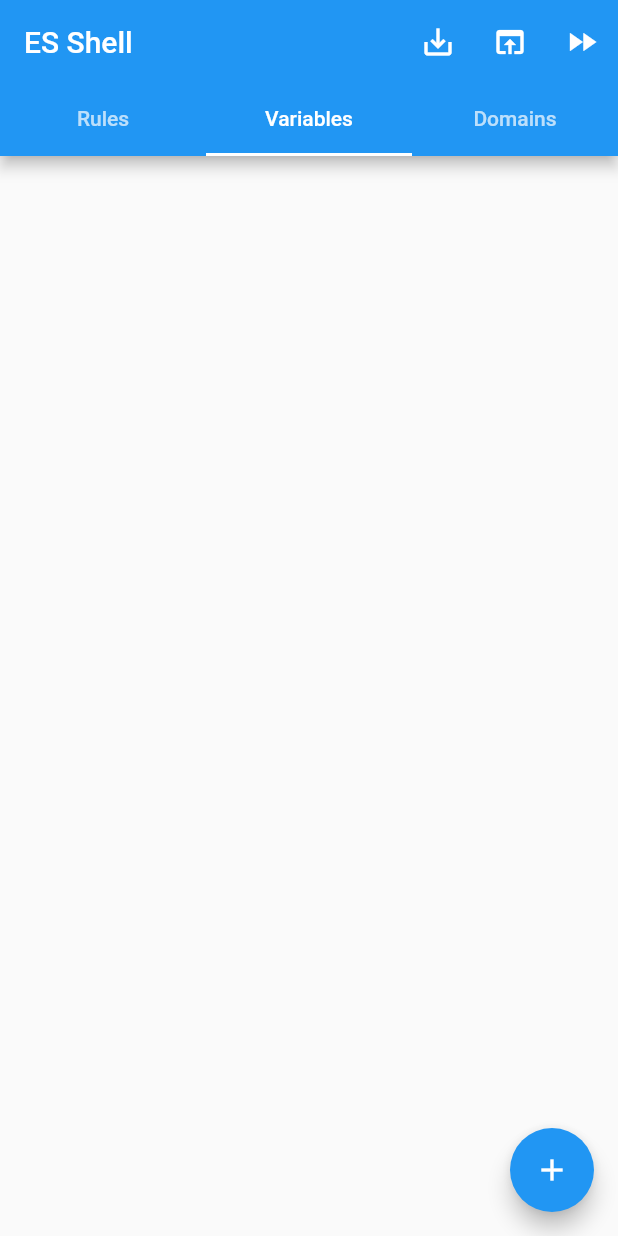
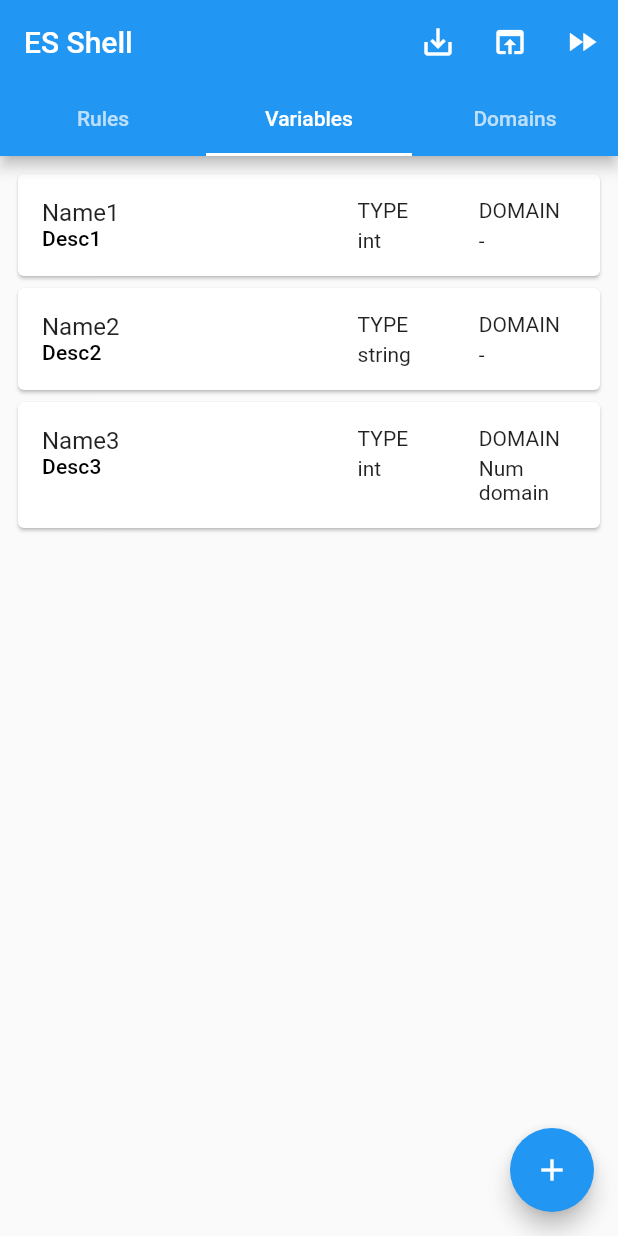
Before and after one commit to iskorotkov/es-shell, a Flutter app: the HomePage screen opened directly, tab 2 chosen, on a phone screen of 412 x 824 dp. Run offline on Flutter 3.47's test engine with Material 2 defaults, Android fonts, the phone set to English and light mode, and no system bars; our stand-ins replace equatable, file_picker.

Commit message:
fix: project wasn't loaded correctly

```diff
--- a/lib/main.dart
+++ b/lib/main.dart
@@ -5,6 +5,7 @@ import 'dart:io';
 import 'package:file_picker/file_picker.dart';
 import 'package:flutter/material.dart';
 import 'package:provider/provider.dart';
+import 'package:uuid/uuid.dart';
 
 import 'model/data_type.dart';
 import 'model/domain.dart';
@@ -25,27 +26,55 @@ class App extends StatelessWidget {
 
   @override
   Widget build(BuildContext context) {
+    return MaterialApp(
+      title: 'ES Shell',
+      theme: ThemeData(
+        primarySwatch: Colors.blue,
+      ),
+      home: const HomePage(title: 'ES Shell'),
+      debugShowCheckedModeBanner: false,
+    );
+  }
+}
+
+class HomePage extends StatefulWidget {
+  final String title;
+
+  const HomePage({Key? key, required this.title}) : super(key: key);
+
+  @override
+  State<HomePage> createState() => _HomePageState();
+}
+
+class _HomePageState extends State<HomePage> {
+  Project _project = _createSampleProject();
+
+  static Project _createSampleProject() {
     var domains = <Domain>[
       Domain(
+        uuid: const Uuid().v4(),
         name: 'Num domain',
         description: 'Limited values',
         dataType: DataType.int,
-        values: [1, 2, 3, 7],
+        values: const [1, 2, 3, 7],
       )
     ];
 
     var variables = <Variable>[
       Variable(
+        uuid: const Uuid().v4(),
         name: 'Name1',
         description: 'Desc1',
         dataType: DataType.int,
       ),
       Variable(
+        uuid: const Uuid().v4(),
         name: 'Name2',
         description: 'Desc2',
         dataType: DataType.string,
       ),
       Variable(
+        uuid: const Uuid().v4(),
         name: 'Name3',
         description: 'Desc3',
         dataType: DataType.int,
@@ -54,36 +83,43 @@ class App extends StatelessWidget {
     ];
 
     var project = Project(
+      uuid: const Uuid().v4(),
       domains: domains,
       variables: variables,
       rules: [
         Rule(
+          uuid: const Uuid().v4(),
           name: 'Rule1',
           description: 'Desc1',
           conditions: [
             Fact(
+              uuid: const Uuid().v4(),
               variable: variables[0],
               value: 1,
             )
           ],
           results: [
             Fact(
+              uuid: const Uuid().v4(),
               variable: variables[1],
               value: 'hello',
             )
           ],
         ),
         Rule(
+          uuid: const Uuid().v4(),
           name: 'Rule2',
           description: 'Desc2',
           conditions: [
             Fact(
+              uuid: const Uuid().v4(),
               variable: variables[1],
               value: 'hello',
             )
           ],
           results: [
             Fact(
+              uuid: const Uuid().v4(),
               variable: variables[2],
               value: 7,
             )
@@ -93,34 +129,18 @@ class App extends StatelessWidget {
       target: variables.last,
     );
 
-    return MaterialApp(
-      title: 'ES Shell',
-      theme: ThemeData(
-        primarySwatch: Colors.blue,
-      ),
-      home: ChangeNotifierProvider<Project>.value(
-        value: project,
-        child: const HomePage(title: 'ES Shell'),
-      ),
-      debugShowCheckedModeBanner: false,
-    );
+    return project;
   }
-}
-
-class HomePage extends StatelessWidget {
-  final String title;
-
-  const HomePage({Key? key, required this.title}) : super(key: key);
 
   @override
   Widget build(BuildContext context) {
-    var project = context.watch<Project>();
-
-    return DefaultTabController(
+    return ChangeNotifierProvider<Project>.value(
+      value: _project,
+      child: DefaultTabController(
         length: 3,
         child: Scaffold(
           appBar: AppBar(
-          title: Text(title),
+            title: Text(widget.title),
             bottom: const TabBar(
               tabs: [
                 Tab(text: 'Rules'),
@@ -146,7 +166,7 @@ class HomePage extends StatelessWidget {
 
                     try {
                       var file = File(value);
-                    var json = jsonEncode(project.toJson());
+                      var json = jsonEncode(_project.toJson());
 
                       file.writeAsString(json);
                     } catch (e) {
@@ -173,7 +193,9 @@ class HomePage extends StatelessWidget {
                       var file = File(value.paths.first!);
                       file.readAsString().then((value) {
                         try {
-                        project = Project.fromJson(jsonDecode(value));
+                          setState(() {
+                            _project = Project.fromJson(jsonDecode(value));
+                          });
                         } catch (e) {
                           log('error decoding project: $e');
                         }
@@ -200,6 +222,7 @@ class HomePage extends StatelessWidget {
             ],
           ),
         ),
+      ),
     );
   }
 }
--- a/lib/model/domain.dart
+++ b/lib/model/domain.dart
@@ -1,3 +1,4 @@
+import 'package:equatable/equatable.dart';
 import 'package:flutter/foundation.dart';
 import 'package:json_annotation/json_annotation.dart';
 
@@ -6,13 +7,15 @@ import 'data_type.dart';
 part 'domain.g.dart';
 
 @JsonSerializable()
-class Domain with ChangeNotifier {
+class Domain extends Equatable with ChangeNotifier {
+  final String uuid;
   String name;
   String description;
   DataType dataType;
   List<Object> values;
 
   Domain({
+    required this.uuid,
     required this.name,
     required this.description,
     required this.dataType,
@@ -21,5 +24,8 @@ class Domain with ChangeNotifier {
 
   factory Domain.fromJson(Map<String, dynamic> json) => _$DomainFromJson(json);
 
+  @override
+  List<Object?> get props => [uuid];
+
   Map<String, dynamic> toJson() => _$DomainToJson(this);
 }
--- a/lib/model/fact.dart
+++ b/lib/model/fact.dart
@@ -1,3 +1,4 @@
+import 'package:equatable/equatable.dart';
 import 'package:flutter/foundation.dart';
 import 'package:json_annotation/json_annotation.dart';
 
@@ -6,16 +7,21 @@ import 'variable.dart';
 part 'fact.g.dart';
 
 @JsonSerializable()
-class Fact with ChangeNotifier {
+class Fact extends Equatable with ChangeNotifier {
+  final String uuid;
   Variable variable;
   Object value;
 
   Fact({
+    required this.uuid,
     required this.variable,
     required this.value,
   });
 
   factory Fact.fromJson(Map<String, dynamic> json) => _$FactFromJson(json);
 
+  @override
+  List<Object?> get props => [uuid];
+
   Map<String, dynamic> toJson() => _$FactToJson(this);
 }
--- a/lib/model/project.dart
+++ b/lib/model/project.dart
@@ -1,3 +1,4 @@
+import 'package:equatable/equatable.dart';
 import 'package:flutter/foundation.dart';
 import 'package:json_annotation/json_annotation.dart';
 
@@ -8,13 +9,15 @@ import 'variable.dart';
 part 'project.g.dart';
 
 @JsonSerializable()
-class Project with ChangeNotifier {
+class Project extends Equatable with ChangeNotifier {
+  final String uuid;
   List<Domain> domains;
   List<Variable> variables;
   List<Rule> rules;
   Variable target;
 
   Project({
+    required this.uuid,
     required this.domains,
     required this.variables,
     required this.rules,
@@ -24,5 +27,8 @@ class Project with ChangeNotifier {
   factory Project.fromJson(Map<String, dynamic> json) =>
       _$ProjectFromJson(json);
 
+  @override
+  List<Object?> get props => [uuid];
+
   Map<String, dynamic> toJson() => _$ProjectToJson(this);
 }
--- a/lib/model/rule.dart
+++ b/lib/model/rule.dart
@@ -1,3 +1,4 @@
+import 'package:equatable/equatable.dart';
 import 'package:flutter/foundation.dart';
 import 'package:json_annotation/json_annotation.dart';
 
@@ -6,13 +7,15 @@ import 'fact.dart';
 part 'rule.g.dart';
 
 @JsonSerializable()
-class Rule with ChangeNotifier {
+class Rule extends Equatable with ChangeNotifier {
+  final String uuid;
   String name;
   String description;
   List<Fact> conditions;
   List<Fact> results;
 
   Rule({
+    required this.uuid,
     required this.name,
     required this.description,
     required this.conditions,
@@ -21,5 +24,8 @@ class Rule with ChangeNotifier {
 
   factory Rule.fromJson(Map<String, dynamic> json) => _$RuleFromJson(json);
 
+  @override
+  List<Object?> get props => [uuid];
+
   Map<String, dynamic> toJson() => _$RuleToJson(this);
 }
--- a/lib/model/variable.dart
+++ b/lib/model/variable.dart
@@ -1,3 +1,4 @@
+import 'package:equatable/equatable.dart';
 import 'package:flutter/foundation.dart';
 import 'package:json_annotation/json_annotation.dart';
 
@@ -8,7 +9,8 @@ import 'variable_type.dart';
 part 'variable.g.dart';
 
 @JsonSerializable()
-class Variable with ChangeNotifier {
+class Variable extends Equatable with ChangeNotifier {
+  final String uuid;
   String name;
   String description;
   DataType dataType;
@@ -16,6 +18,7 @@ class Variable with ChangeNotifier {
   Domain? domain;
 
   Variable({
+    required this.uuid,
     required this.name,
     required this.description,
     this.dataType = DataType.int,
@@ -26,5 +29,8 @@ class Variable with ChangeNotifier {
   factory Variable.fromJson(Map<String, dynamic> json) =>
       _$VariableFromJson(json);
 
+  @override
+  List<Object?> get props => [uuid];
+
   Map<String, dynamic> toJson() => _$VariableToJson(this);
 }
--- a/lib/widgets/domains_view.dart
+++ b/lib/widgets/domains_view.dart
@@ -2,6 +2,7 @@ import 'dart:math';
 
 import 'package:flutter/material.dart';
 import 'package:provider/provider.dart';
+import 'package:uuid/uuid.dart';
 
 import '../model/data_type.dart';
 import '../model/domain.dart';
@@ -58,6 +59,7 @@ class _DomainsViewState extends State<DomainsView> {
       onCreate: () {
         setState(() {
           project.domains.add(Domain(
+            uuid: const Uuid().v4(),
             name: 'New domain #${Random().nextInt(1000)}',
             description: '',
             dataType: DataType.int,
--- a/lib/widgets/rules_view.dart
+++ b/lib/widgets/rules_view.dart
@@ -2,6 +2,7 @@ import 'dart:math';
 
 import 'package:flutter/material.dart';
 import 'package:provider/provider.dart';
+import 'package:uuid/uuid.dart';
 
 import '../model/fact.dart';
 import '../model/project.dart';
@@ -73,6 +74,7 @@ class _RulesViewState extends State<RulesView> {
       onCreate: () {
         setState(() {
           project.rules.add(Rule(
+            uuid: const Uuid().v4(),
             name: 'New rule #${Random().nextInt(1000)}',
             description: '',
             conditions: [],
@@ -112,6 +114,7 @@ class _RulesViewState extends State<RulesView> {
         onAdd: () {
           setState(() {
             _selected!.conditions.add(Fact(
+              uuid: const Uuid().v4(),
               variable: project.variables.first,
               value: '',
             ));
@@ -160,6 +163,7 @@ class _RulesViewState extends State<RulesView> {
         onAdd: () {
           setState(() {
             _selected!.results.add(Fact(
+              uuid: const Uuid().v4(),
               variable: project.variables.first,
               value: '',
             ));
--- a/lib/widgets/variables_view.dart
+++ b/lib/widgets/variables_view.dart
@@ -2,6 +2,7 @@ import 'dart:math';
 
 import 'package:flutter/material.dart';
 import 'package:provider/provider.dart';
+import 'package:uuid/uuid.dart';
 
 import '../model/data_type.dart';
 import '../model/domain.dart';
@@ -46,6 +47,7 @@ class _VariablesViewState extends State<VariablesView> {
       onCreate: () {
         setState(() {
           project.variables.add(Variable(
+            uuid: const Uuid().v4(),
             name: 'New variable #${Random().nextInt(1000)}',
             description: '',
             dataType: DataType.int,
--- a/pubspec.yaml
+++ b/pubspec.yaml
@@ -37,6 +37,7 @@ dependencies:
   file_picker: ^4.2.4
   json_annotation: ^4.3.0
   equatable: ^2.0.3
+  uuid: ^3.0.5
 
 dev_dependencies:
   flutter_test:
```
Also changed, not shown: lib/model/domain.g.dart, lib/model/fact.g.dart, lib/model/project.g.dart, lib/model/rule.g.dart, lib/model/variable.g.dart, pubspec.lock, 2 other files. Lines whose indentation alone changed are shown as unchanged.
